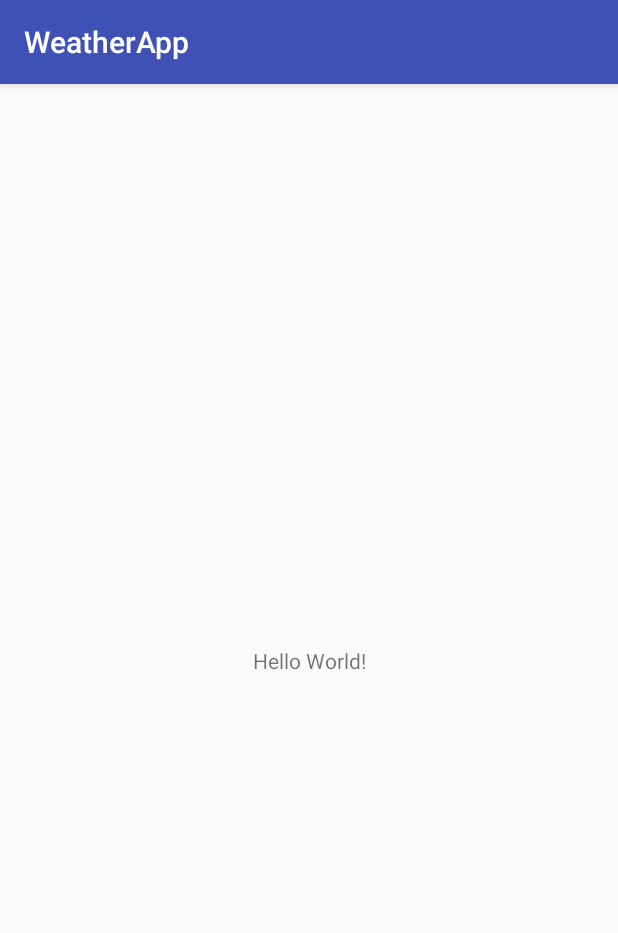
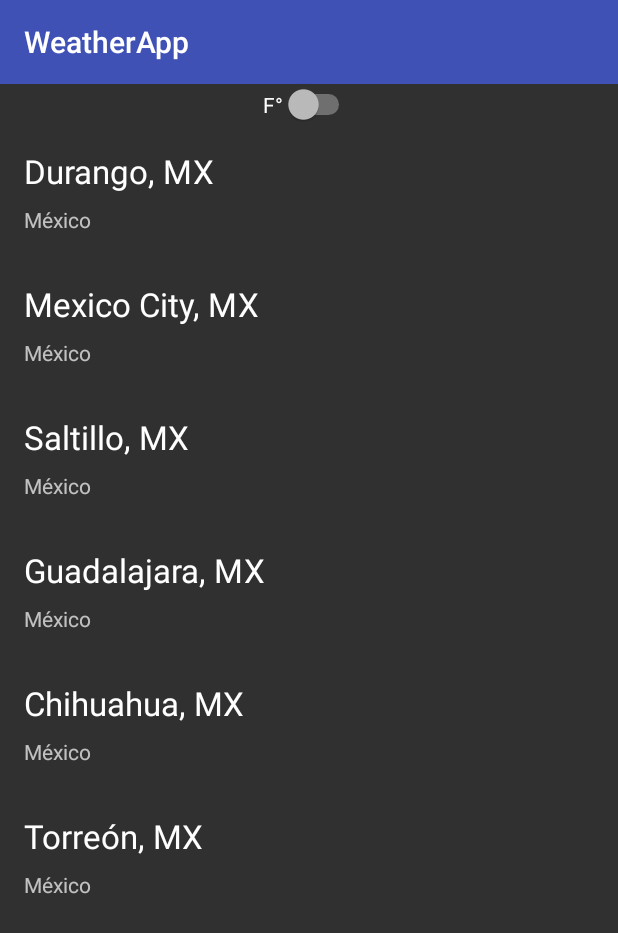
Before and after one commit to IramML/WeatherApp, an Android app: the screen it shows after launch (ChooseActivity), on a phone screen of 412 x 824 dp. Shown: the top 933 px of the screen. Run offline under Robolectric (Android 15) with nearby library versions, the phone set to English and light mode, and no system bars.

Commit message:
Configure RecyclerView

```diff
--- a/app/build.gradle
+++ b/app/build.gradle
@@ -24,10 +24,12 @@ android {
 
 dependencies {
     implementation fileTree(dir: 'libs', include: ['*.jar'])
-    implementation"org.jetbrains.kotlin:kotlin-stdlib-jre7:$kotlin_version"
+    implementation "org.jetbrains.kotlin:kotlin-stdlib-jre7:$kotlin_version"
     implementation 'com.android.support:appcompat-v7:28.0.0-alpha3'
     implementation 'com.android.support.constraint:constraint-layout:1.1.2'
+    implementation 'com.android.support:support-v4:28.0.0-alpha3'
     testImplementation 'junit:junit:4.12'
     androidTestImplementation 'com.android.support.test:runner:1.0.2'
     androidTestImplementation 'com.android.support.test.espresso:espresso-core:3.0.2'
+    implementation 'com.android.support:recyclerview-v7:28.0.0-alpha3'
 }
--- a/app/src/main/AndroidManifest.xml
+++ b/app/src/main/AndroidManifest.xml
@@ -9,7 +9,7 @@
         android:roundIcon="@mipmap/ic_launcher_round"
         android:supportsRtl="true"
         android:theme="@style/AppTheme">
-        <activity android:name=".ChooseActivity">
+        <activity android:name=".Activities.ChooseActivity">
             <intent-filter>
                 <action android:name="android.intent.action.MAIN" />
 
--- /dev/null
+++ b/app/src/main/java/com/example/iram/weatherapp/Activities/ChooseActivity.kt
@@ -0,0 +1,17 @@
+package com.example.iram.weatherapp.Activities
+
+import android.support.v7.app.AppCompatActivity
+import android.os.Bundle
+import android.support.v7.widget.Toolbar
+import com.example.iram.weatherapp.R
+
+class ChooseActivity : AppCompatActivity() {
+    var toolbar:Toolbar?=null
+    override fun onCreate(savedInstanceState: Bundle?) {
+        super.onCreate(savedInstanceState)
+        setContentView(R.layout.activity_choose)
+        toolbar=findViewById(R.id.actionBarChoose)
+        toolbar?.setTitle(R.string.app_name)
+        setSupportActionBar(toolbar)
+    }
+}
--- /dev/null
+++ b/app/src/main/java/com/example/iram/weatherapp/Adapters/City.kt
@@ -0,0 +1,10 @@
+package com.example.iram.weatherapp.Adapters
+
+class City(nameCity:String, nameCountry:String){
+    var nameCity:String?=null
+    var nameCountry:String?=null
+    init {
+        this.nameCity=nameCity
+        this.nameCountry=nameCountry
+    }
+}
--- /dev/null
+++ b/app/src/main/java/com/example/iram/weatherapp/Adapters/CityAdapter.kt
@@ -0,0 +1,37 @@
+package com.example.iram.weatherapp.Adapters
+
+import android.content.Context
+import android.support.v7.widget.RecyclerView
+import android.view.LayoutInflater
+import android.view.View
+import android.view.ViewGroup
+import android.widget.TextView
+import com.example.iram.weatherapp.R
+
+class CityAdapter(var context: Context, items:ArrayList<City>): RecyclerView.Adapter<CityAdapter.ViewHolder>() {
+    var items:ArrayList<City>?=null
+    init {
+        this.items=items
+    }
+    override fun onCreateViewHolder(p0: ViewGroup, p1: Int): ViewHolder {
+        val view = LayoutInflater.from(context).inflate(R.layout.template, p0, false)
+        val viewHolder=ViewHolder(view)
+        return viewHolder
+    }
+
+    override fun onBindViewHolder(viewHolder: ViewHolder, position: Int) {
+        viewHolder.tvCity?.text=items?.get(position)?.nameCity
+        viewHolder.tvCountry?.text=items?.get(position)?.nameCountry
+    }
+    override fun getItemCount(): Int {
+        return items!!.count()
+    }
+    class ViewHolder(view: View):RecyclerView.ViewHolder(view){
+        var tvCity:TextView?=null
+        var tvCountry:TextView?=null
+        init {
+            tvCity=view.findViewById(R.id.tvCity)
+            tvCountry=view.findViewById(R.id.tvCountry)
+        }
+    }
+}
--- a/app/src/main/java/com/example/iram/weatherapp/ChooseActivity.kt
+++ /dev/null
@@ -1,12 +0,0 @@
-package com.example.iram.weatherapp
-
-import android.support.v7.app.AppCompatActivity
-import android.os.Bundle
-
-class ChooseActivity : AppCompatActivity() {
-
-    override fun onCreate(savedInstanceState: Bundle?) {
-        super.onCreate(savedInstanceState)
-        setContentView(R.layout.activity_choose)
-    }
-}
--- /dev/null
+++ b/app/src/main/java/com/example/iram/weatherapp/Fragmets/ListFragment.kt
@@ -0,0 +1,43 @@
+package com.example.iram.weatherapp.Fragmets
+
+
+import android.os.Bundle
+import android.support.v4.app.Fragment
+import android.support.v7.widget.LinearLayoutManager
+import android.support.v7.widget.RecyclerView
+import android.view.LayoutInflater
+import android.view.View
+import android.view.ViewGroup
+import com.example.iram.weatherapp.Adapters.City
+import com.example.iram.weatherapp.Adapters.CityAdapter
+import com.example.iram.weatherapp.R
+
+
+class ListFragment : Fragment() {
+    var view0:View?=null
+    var listCities:ArrayList<City>?=null
+    var citiesAdapter:CityAdapter?=null
+    var listItems:RecyclerView?=null
+    var layoutManager:RecyclerView.LayoutManager?=null
+    override fun onCreateView(inflater: LayoutInflater, container: ViewGroup?, savedInstanceState: Bundle?): View? {
+        view0=inflater.inflate(R.layout.fragment_list, container, false)
+        listItems=view0?.findViewById(R.id.listCities)
+        listItems?.setHasFixedSize(true)
+        layoutManager= LinearLayoutManager(view0?.context)
+        listItems?.layoutManager=layoutManager
+        loadData()
+        citiesAdapter=CityAdapter(view0?.context!!, listCities!!)
+        listItems?.adapter=citiesAdapter
+        return view0
+    }
+    private fun loadData(){
+        listCities= ArrayList()
+        listCities?.add(City("Durango, MX", "México"))
+        listCities?.add(City("Mexico City, MX", "México"))
+        listCities?.add(City("Saltillo, MX", "México"))
+        listCities?.add(City("Guadalajara, MX", "México"))
+        listCities?.add(City("Chihuahua, MX", "México"))
+        listCities?.add(City("Torreón, MX", "México"))
+    }
+
+}
--- a/app/src/main/res/layout/activity_choose.xml
+++ b/app/src/main/res/layout/activity_choose.xml
@@ -1,18 +1,20 @@
 <?xml version="1.0" encoding="utf-8"?>
-<android.support.constraint.ConstraintLayout xmlns:android="http://schemas.android.com/apk/res/android"
+<LinearLayout xmlns:android="http://schemas.android.com/apk/res/android"
     xmlns:app="http://schemas.android.com/apk/res-auto"
     xmlns:tools="http://schemas.android.com/tools"
+    android:orientation="vertical"
     android:layout_width="match_parent"
     android:layout_height="match_parent"
-    tools:context=".ChooseActivity">
+    tools:context=".Activities.ChooseActivity">
+    <android.support.v7.widget.Toolbar
+        android:id="@+id/actionBarChoose"
+        android:layout_width="match_parent"
+        android:layout_height="?attr/actionBarSize"
+        android:background="@color/colorPrimary"/>
 
-    <TextView
-        android:layout_width="wrap_content"
-        android:layout_height="wrap_content"
-        android:text="Hello World!"
-        app:layout_constraintBottom_toBottomOf="parent"
-        app:layout_constraintLeft_toLeftOf="parent"
-        app:layout_constraintRight_toRightOf="parent"
-        app:layout_constraintTop_toTopOf="parent" />
-
-</android.support.constraint.ConstraintLayout>
+    <fragment
+        android:id="@+id/fragment"
+        android:layout_width="match_parent"
+        android:layout_height="match_parent"
+        android:name="com.example.iram.weatherapp.Fragmets.ListFragment" />
+</LinearLayout>
--- /dev/null
+++ b/app/src/main/res/layout/fragment_list.xml
@@ -0,0 +1,30 @@
+<?xml version="1.0" encoding="utf-8"?>
+<FrameLayout xmlns:android="http://schemas.android.com/apk/res/android"
+    xmlns:tools="http://schemas.android.com/tools"
+    android:layout_width="match_parent"
+    android:layout_height="match_parent"
+    tools:context=".Fragmets.ListFragment">
+    <LinearLayout
+        android:layout_width="match_parent"
+        android:layout_height="match_parent"
+        android:orientation="vertical">
+        <LinearLayout
+            android:orientation="horizontal"
+            android:layout_width="match_parent"
+            android:layout_height="wrap_content"
+            android:layout_gravity="center"
+            android:gravity="center">
+            <Switch
+                android:layout_width="wrap_content"
+                android:layout_height="wrap_content"
+                android:layout_gravity="center"
+                android:text="F°"
+                />
+        </LinearLayout>
+
+        <android.support.v7.widget.RecyclerView
+            android:id="@+id/listCities"
+            android:layout_width="match_parent"
+            android:layout_height="match_parent" />
+    </LinearLayout>
+</FrameLayout>
--- /dev/null
+++ b/app/src/main/res/layout/template.xml
@@ -0,0 +1,27 @@
+<?xml version="1.0" encoding="utf-8"?>
+<LinearLayout xmlns:android="http://schemas.android.com/apk/res/android"
+    android:orientation="vertical" android:layout_width="match_parent"
+    android:layout_height="wrap_content">
+
+    <TextView
+        android:id="@+id/tvCity"
+        android:layout_width="wrap_content"
+        android:layout_height="wrap_content"
+        android:layout_marginBottom="4dp"
+        android:layout_marginEnd="16dp"
+        android:layout_marginStart="16dp"
+        android:layout_marginTop="16dp"
+        android:lines="1"
+        android:textAppearance="@style/TextAppearance.AppCompat.Large" />
+
+    <TextView
+        android:id="@+id/tvCountry"
+        android:layout_width="wrap_content"
+        android:layout_height="wrap_content"
+        android:layout_marginBottom="16dp"
+        android:layout_marginEnd="16dp"
+        android:layout_marginStart="16dp"
+        android:layout_marginTop="4dp"
+        android:lines="1"
+        android:textAppearance="@style/TextAppearance.AppCompat.Small" />
+</LinearLayout>
--- a/app/src/main/res/values/strings.xml
+++ b/app/src/main/res/values/strings.xml
@@ -1,3 +1,6 @@
 <resources>
     <string name="app_name">WeatherApp</string>
+
+    <!-- TODO: Remove or change this placeholder text -->
+    <string name="hello_blank_fragment">Hello blank fragment</string>
 </resources>
--- a/app/src/main/res/values/styles.xml
+++ b/app/src/main/res/values/styles.xml
@@ -1,7 +1,7 @@
 <resources>
 
     <!-- Base application theme. -->
-    <style name="AppTheme" parent="Theme.AppCompat.Light.DarkActionBar">
+    <style name="AppTheme" parent="Theme.AppCompat.NoActionBar">
         <!-- Customize your theme here. -->
         <item name="colorPrimary">@color/colorPrimary</item>
         <item name="colorPrimaryDark">@color/colorPrimaryDark</item>
```
